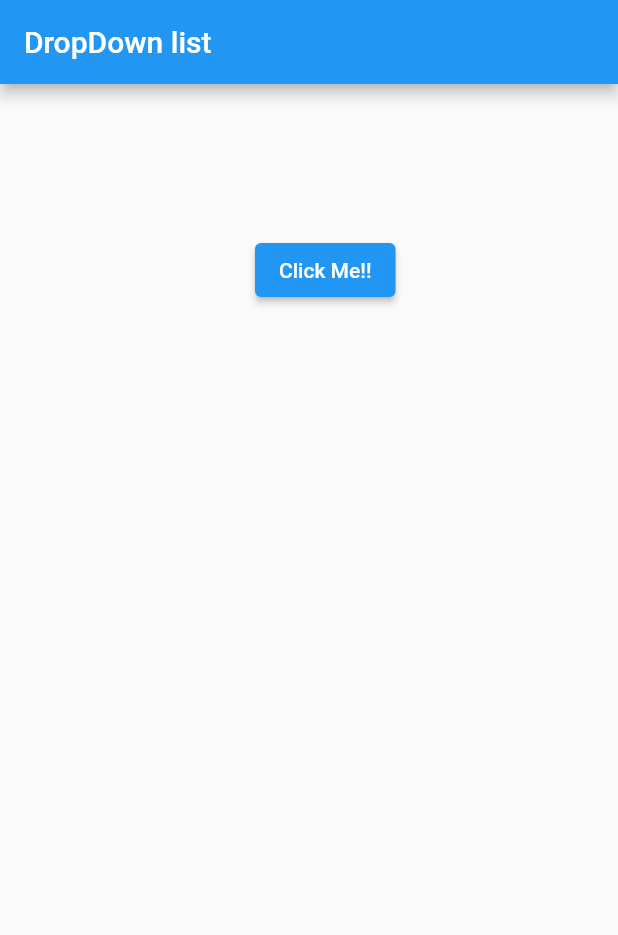
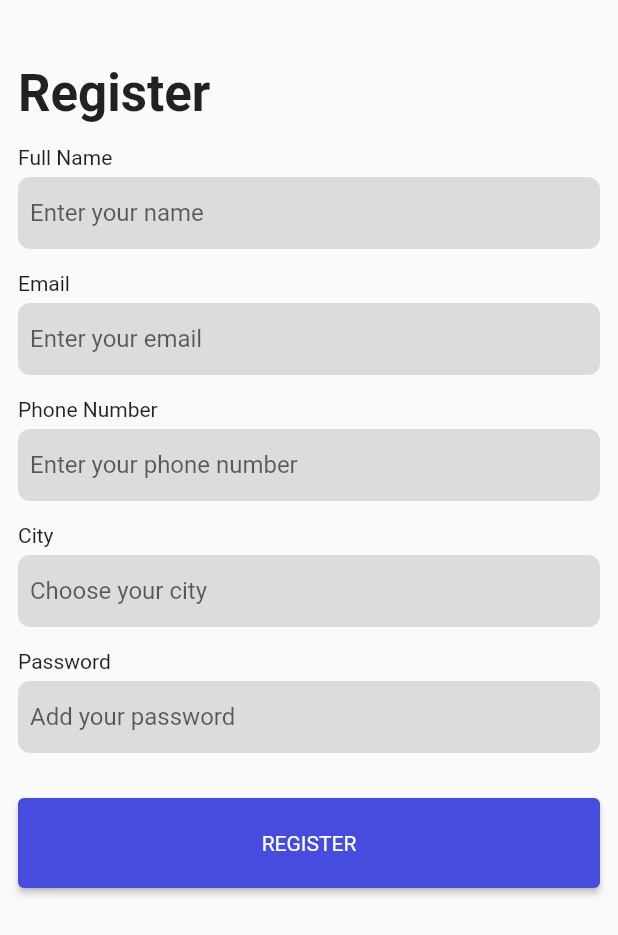
Before and after one commit to Mindinventory/drop_down_list, a Flutter app: the screen it shows after launch, on a phone screen of 412 x 824 dp. Shown: the top 935 px of the screen. Run offline on Flutter 3.47's test engine with Material 2 defaults, Android fonts, the phone set to English and light mode, and no system bars; missing offline and left inert: dart:html, drop_down_list_demo.

Commit message:
feat: add register ui in main file feat: manage single & multiple selection in drop down feat: manage city text field on tap with bottom sheet

```diff
--- a/example/lib/main.dart
+++ b/example/lib/main.dart
@@ -36,41 +36,184 @@ class _DropDownListExampleState extends State<DropDownListExample> {
     SelectedListItem(false, 'Puebla'),
     SelectedListItem(false, 'Florence'),
   ];
+  TextEditingController fullNameController = TextEditingController();
+  TextEditingController emailController = TextEditingController();
+  TextEditingController phoneNumberController = TextEditingController();
+  TextEditingController cityController = TextEditingController();
+  TextEditingController passwordController = TextEditingController();
 
   @override
   Widget build(BuildContext context) {
     return Scaffold(
-      appBar: AppBar(
-        title: const Text('DropDown list'),
+      resizeToAvoidBottomInset: false,
+      body: SafeArea(
+        child: _mainBody(),
       ),
-      body: _appElevatedButton(),
     );
   }
 
-  Widget _appElevatedButton() {
-    return SafeArea(
-      child: Padding(
-        padding: const EdgeInsets.only(top: 100.0, left: 170.0),
-        child: ElevatedButton(
-          onPressed: () {
+  Widget _mainBody() {
+    return Padding(
+      padding: const EdgeInsets.all(12.0),
+      child: Column(
+        crossAxisAlignment: CrossAxisAlignment.start,
+        children: [
+          const SizedBox(
+            height: 30.0,
+          ),
+          const Text(
+            'Register',
+            style: TextStyle(
+              fontSize: 34.0,
+              fontWeight: FontWeight.bold,
+            ),
+          ),
+          const SizedBox(
+            height: 15.0,
+          ),
+          AppTextField(
+            controller: fullNameController,
+            strTextFiledTitle: 'Full Name',
+            strHint: 'Enter your name',
+            isCitySelected: false,
+          ),
+          AppTextField(
+            controller: emailController,
+            strTextFiledTitle: 'Email',
+            strHint: 'Enter your email',
+            isCitySelected: false,
+          ),
+          AppTextField(
+            controller: phoneNumberController,
+            strTextFiledTitle: 'Phone Number',
+            strHint: 'Enter your phone number',
+            isCitySelected: false,
+          ),
+          AppTextField(
+            controller: cityController,
+            strTextFiledTitle: 'City',
+            strHint: 'Choose your city',
+            isCitySelected: true,
+            listOfCities: _listOfCities,
+          ),
+          AppTextField(
+            controller: passwordController,
+            strTextFiledTitle: 'Password',
+            strHint: 'Add your password',
+            isCitySelected: false,
+          ),
+          const SizedBox(
+            height: 15.0,
+          ),
+          _AppElevatedButton(),
+        ],
+      ),
+    );
+  }
+}
+
+class AppTextField extends StatefulWidget {
+  TextEditingController controller = TextEditingController();
+  final String strTextFiledTitle;
+  final String strHint;
+  final bool isCitySelected;
+  final List<SelectedListItem>? listOfCities;
+  AppTextField({
+    required this.controller,
+    required this.strTextFiledTitle,
+    required this.strHint,
+    required this.isCitySelected,
+    this.listOfCities,
+    Key? key,
+  }) : super(key: key);
+
+  @override
+  _AppTextFieldState createState() => _AppTextFieldState();
+}
+
+class _AppTextFieldState extends State<AppTextField> {
+  void onTextFieldTap() {
     DropDownState(
       DropDown(
         submitButtonText: 'Submit',
-                submitButtonColor: Colors.blue,
+        submitButtonColor: const Color.fromRGBO(70, 76, 222, 1),
         searchHintText: 'Search.....',
         bottomSheetTitle: 'Cities',
         searchBackgroundColor: Colors.black12,
-                listOfData: _listOfCities,
+        listOfData: widget.listOfCities,
         callbackForMultipleSelectedItems: (List<dynamic> selectedList) {
-                  print('Multiple Selected ::: $selectedList');
+          // ScaffoldMessenger.of(context).showSnackBar(SnackBar(
+          //   content: Text('$selectedList'),
+          // ));
         },
         callbackForSelectedItem: (String selected) {
           print('Single Selected ::: $selected');
+          ScaffoldMessenger.of(context).showSnackBar(SnackBar(
+            content: Text(selected),
+          ));
+          widget.controller.text = selected;
         },
+        isSelectedMultiple: false,
       ),
     ).showModal(context);
-          },
-          child: const Text('Click Me!!'),
+  }
+
+  @override
+  Widget build(BuildContext context) {
+    return Column(
+      crossAxisAlignment: CrossAxisAlignment.start,
+      children: [
+        Text(widget.strTextFiledTitle),
+        const SizedBox(
+          height: 5.0,
+        ),
+        TextFormField(
+          controller: widget.controller,
+          cursorColor: Colors.black,
+          onTap: widget.isCitySelected
+              ? () {
+                  onTextFieldTap();
+                }
+              : null,
+          decoration: InputDecoration(
+            filled: true,
+            fillColor: Colors.black12,
+            contentPadding: const EdgeInsets.only(left: 8, bottom: 0, top: 0, right: 15),
+            hintText: widget.strHint,
+            border: const OutlineInputBorder(
+              borderSide: BorderSide(
+                width: 0,
+                style: BorderStyle.none,
+              ),
+              borderRadius: BorderRadius.all(
+                Radius.circular(8.0),
+              ),
+            ),
+          ),
+        ),
+        const SizedBox(
+          height: 15.0,
+        ),
+      ],
+    );
+  }
+}
+
+class _AppElevatedButton extends StatelessWidget {
+  @override
+  Widget build(BuildContext context) {
+    return SizedBox(
+      width: MediaQuery.of(context).size.width,
+      height: 60.0,
+      child: ElevatedButton(
+        onPressed: () {},
+        child: const Text(
+          'REGISTER',
+          style: TextStyle(fontSize: 14.0, fontWeight: FontWeight.normal),
+        ),
+        style: ElevatedButton.styleFrom(
+          primary: const Color.fromRGBO(70, 76, 222, 1),
+          textStyle: const TextStyle(fontSize: 16, fontWeight: FontWeight.bold),
         ),
       ),
     );
--- a/lib/src/drop_down.dart
+++ b/lib/src/drop_down.dart
@@ -32,6 +32,9 @@ class DropDown {
   /// This will give the call back to the single selected item from list.
   final Function(String)? callbackForSelectedItem;
 
+  /// This will give selection choise for single or multiple for list.
+  final bool isSelectedMultiple;
+
   DropDown({
     Key? key,
     this.buttonText,
@@ -44,6 +47,7 @@ class DropDown {
     this.listOfData,
     this.callbackForMultipleSelectedItems,
     this.callbackForSelectedItem,
+    required this.isSelectedMultiple,
   });
 }
 
@@ -66,11 +70,13 @@ class DropDownState {
       ),
       context: context,
       builder: (context) {
-          return StatefulBuilder(builder: (BuildContext context, StateSetter setState) {
+        return StatefulBuilder(
+          builder: (BuildContext context, StateSetter setState) {
             return DraggableScrollableSheet(
               expand: false,
               builder: (BuildContext context, ScrollController scrollController) {
-                  return Column(children: <Widget>[
+                return Column(
+                  children: <Widget>[
                     Padding(
                       padding: const EdgeInsets.only(left: 15.0, right: 15.0, top: 10),
                       child: Row(
@@ -102,7 +108,11 @@ class DropDownState {
                                 },
                                 style: ElevatedButton.styleFrom(
                                   primary: dropDown.submitButtonColor ?? Colors.blue,
-                                    textStyle: const TextStyle(fontSize: 16, fontWeight: FontWeight.bold)),
+                                  textStyle: const TextStyle(
+                                    fontSize: 16,
+                                    fontWeight: FontWeight.bold,
+                                  ),
+                                ),
                                 child: Text(dropDown.submitButtonText ?? 'Submit')),
                           ),
                         ],
@@ -170,7 +180,8 @@ class DropDownState {
                                   title: Text(
                                     mainList.isNotEmpty ? mainList[index].name : dropDown.listOfData![index].name,
                                   ),
-                                      trailing: GestureDetector(
+                                  trailing: dropDown.isSelectedMultiple
+                                      ? GestureDetector(
                                           onTap: () {
                                             setState(() {
                                               if (mainList.isNotEmpty) {
@@ -187,21 +198,33 @@ class DropDownState {
                                               : dropDown.listOfData![index].isSelected
                                                   ? const Icon(Icons.check_box)
                                                   : const Icon(Icons.check_box_outline_blank),
+                                        )
+                                      : const SizedBox(
+                                          height: 0.0,
+                                          width: 0.0,
                                         ),
                                 ),
                               ),
                             ),
-                                onTap: () {
+                            onTap: dropDown.isSelectedMultiple
+                                ? null
+                                : () {
                                     dropDown.callbackForSelectedItem
                                         ?.call((mainList.isNotEmpty) ? mainList[index].name : dropDown.listOfData![index].name);
                                     Navigator.of(context).pop();
-                                });
-                          }),
-                    )
-                  ]);
-                });
-          });
-        });
+                                  },
+                          );
+                        },
+                      ),
+                    ),
+                  ],
+                );
+              },
+            );
+          },
+        );
+      },
+    );
   }
 
   /// This helps when search enabled & show the filtered data in list.
```
Also changed, not shown: 1 other file. Lines whose indentation alone changed are shown as unchanged.
